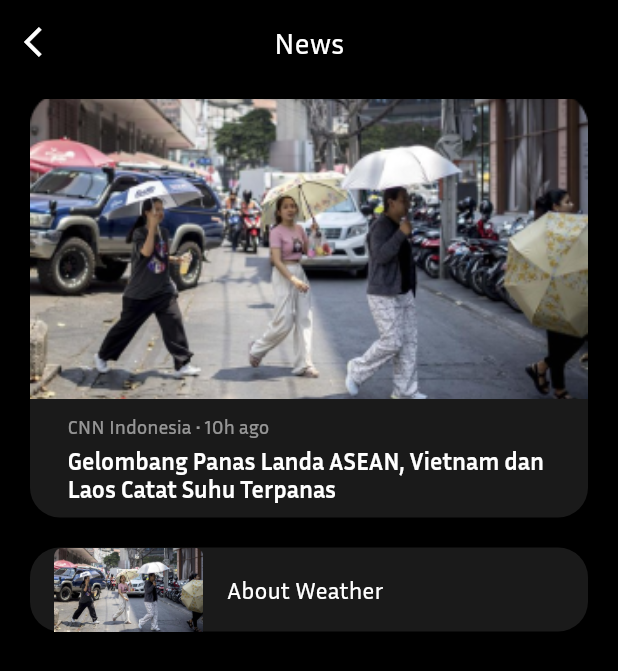
After one commit to Melvin-Jovano/mobile-uas, a Flutter app: the NewsPage screen opened directly, on a phone screen of 412 x 824 dp. The commit adds this screen. Shown: the top 671 px of the screen. Run offline on Flutter 3.47's test engine with Material 2 defaults, Android fonts, the phone set to English and light mode, and no system bars; our stand-ins replace flutter_svg.

Commit message:
add news page

```diff
--- a/lib/pages/home.dart
+++ b/lib/pages/home.dart
@@ -4,6 +4,7 @@ import 'package:intl/intl.dart';
 import 'package:mobile_uas/config/days.dart';
 import 'package:mobile_uas/config/pallete.dart';
 import 'package:mobile_uas/pages/manage_locations.dart';
+import 'package:mobile_uas/pages/news.dart';
 import 'package:mobile_uas/pages/settings.dart';
 import 'package:mobile_uas/utils/dateformat.dart';
 import 'package:mobile_uas/utils/hour_rotation.dart';
@@ -170,7 +171,12 @@ class _HomePageState extends State<HomePage> {
         ),
         floatingActionButton: FloatingActionButton(
           onPressed: () {
-
+            Navigator.push(
+              context,
+              MaterialPageRoute(
+                builder: (_) => const NewsPage()
+              )
+            );
           },
           backgroundColor: const Color(0xFF2D2D2D),
           child: Image.asset('assets/img/news.png', height: 60,),
--- /dev/null
+++ b/lib/pages/news.dart
@@ -0,0 +1,102 @@
+import 'package:flutter/material.dart';
+import 'package:mobile_uas/config/pallete.dart';
+
+class NewsPage extends StatefulWidget {
+  const NewsPage({super.key});
+
+  @override
+  State<NewsPage> createState() => _NewsPageState();
+}
+
+class _NewsPageState extends State<NewsPage> {
+  @override
+  Widget build(BuildContext context) {
+    return Scaffold(
+      backgroundColor: Pallete.primary,
+      appBar: AppBar(
+        backgroundColor: Colors.transparent,
+        leading: IconButton(
+          onPressed: (){
+            Navigator.pop(context);
+          },
+          icon: Icon(Icons.arrow_back_ios),
+        ),
+        title: const Text("News"),
+        centerTitle: true,
+      ),
+      body: Padding(
+        padding: const EdgeInsets.symmetric(
+          vertical: 10,
+          horizontal: 20
+        ),
+        child: ListView(
+          children: [
+            Card(
+              shape: const RoundedRectangleBorder(
+                borderRadius: BorderRadius.all(Radius.circular(20))
+              ),
+              margin: EdgeInsets.only(bottom: 20),
+              color: Colors.white10,
+              child: Column(
+                children: [
+                  Container(
+                    width: double.infinity,
+                    height: 200,
+                    decoration: const BoxDecoration(
+                      image: DecorationImage(
+                        fit: BoxFit.cover,
+                        image: AssetImage("assets/img/newsCover.png")
+                      )
+                    ),
+                  ),
+                  const Padding(
+                    padding: EdgeInsets.symmetric(
+                      vertical: 10,
+                      horizontal: 25
+                    ),
+                    child: Column(
+                      crossAxisAlignment: CrossAxisAlignment.start,
+                      children: [
+                        Text(
+                          "CNN Indonesia • 10h ago",
+                          style: TextStyle(
+                            color: Colors.white54,
+                            fontSize: 13
+                          ),
+                        ),
+
+                        Padding(
+                          padding: EdgeInsets.only(top: 5),
+                        ),
+
+                        Text(
+                          "Gelombang Panas Landa ASEAN, Vietnam dan Laos Catat Suhu Terpanas",
+                          style: TextStyle(
+                            fontSize: 16,
+                            fontWeight: FontWeight.bold
+                          ),
+                        )
+                      ],
+                    ),
+                  )
+                ],
+              ),
+            ),
+
+            Card(
+              shape: const RoundedRectangleBorder(
+                borderRadius: BorderRadius.all(Radius.circular(20))
+              ),
+              margin: EdgeInsets.only(bottom:20),
+              color: Colors.white10,
+              child: ListTile(
+                leading: Image.asset("assets/img/newsCover.png"),
+                title: Text("About Weather"),
+              ),
+            )
+          ],
+        ),
+      ),
+    );
+  }
+}
```
Also changed, not shown: assets/img/newsCover.png (added).
